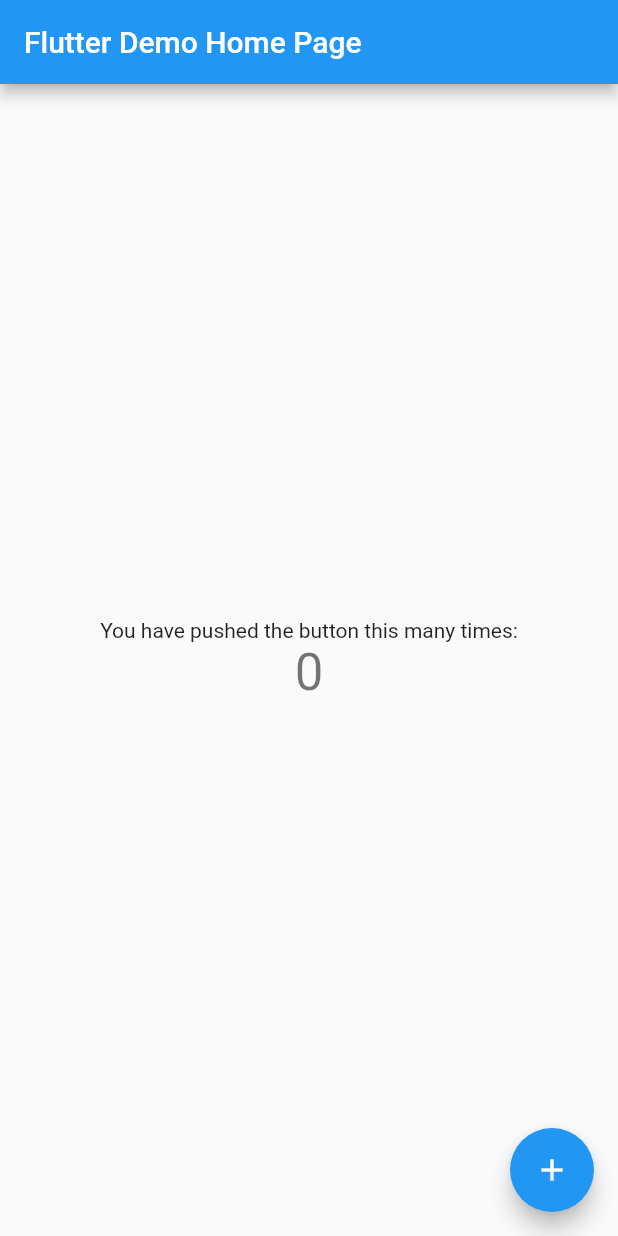
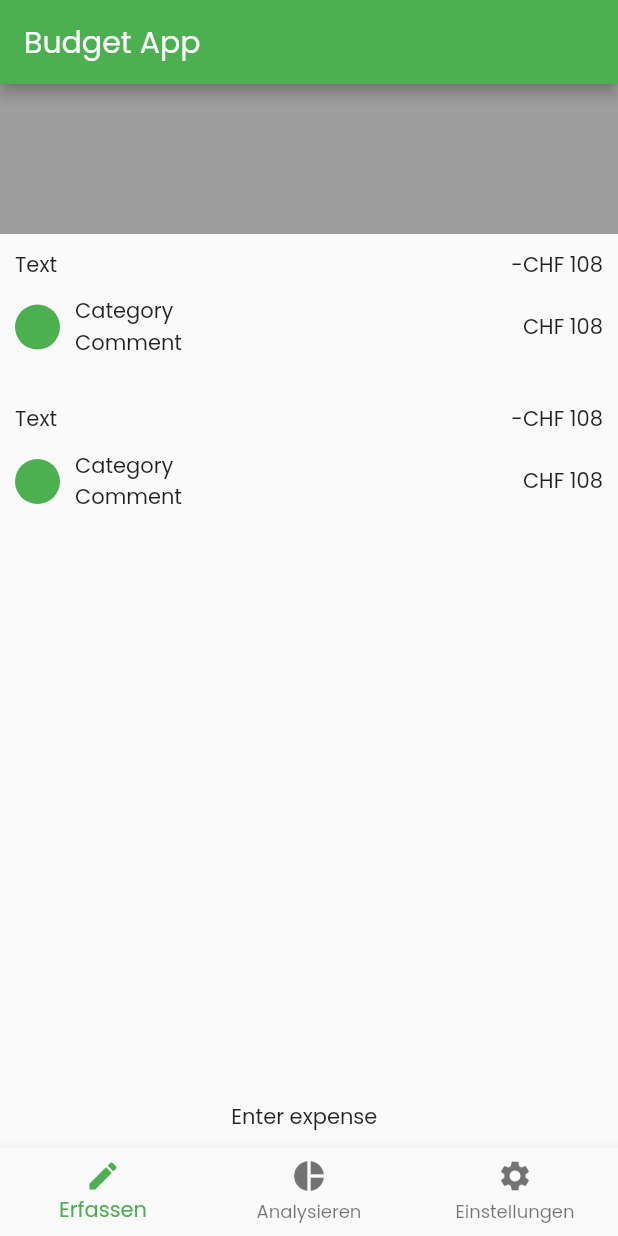
Before and after one commit to TheCoolerDaniel/BudgetApp, a Flutter app: the screen it shows after launch, on a phone screen of 412 x 824 dp. Run offline on Flutter 3.47's test engine with Material 2 defaults, Android fonts, the phone set to English and light mode, and no system bars.

Commit message:
First draft of UI for "Erfassen" page

```diff
--- /dev/null
+++ b/budget_app/lib/core/clickable.dart
@@ -0,0 +1,36 @@
+import 'package:flutter/material.dart';
+
+class Clickable extends StatelessWidget {
+  static BorderRadius defaultBorderRadius = BorderRadius.circular(20);
+
+  final Widget child;
+  final VoidCallback? onPressed;
+  final Color color;
+  final bool suppressAnimation;
+  final BorderRadius? borderRadius;
+
+  const Clickable({
+    Key? key,
+    required this.child,
+    required this.onPressed,
+    this.suppressAnimation = false,
+    this.color = Colors.transparent,
+    this.borderRadius,
+  }) : super(key: key);
+
+  @override
+  Widget build(BuildContext context) {
+    return Material(
+      color: color,
+      child: InkWell(
+        borderRadius: borderRadius ?? defaultBorderRadius,
+        focusColor: suppressAnimation ? Colors.transparent : null,
+        hoverColor: suppressAnimation ? Colors.transparent : null,
+        highlightColor: suppressAnimation ? Colors.transparent : null,
+        splashColor: suppressAnimation ? Colors.transparent : null,
+        onTap: onPressed,
+        child: child,
+      ),
+    );
+  }
+}
--- /dev/null
+++ b/budget_app/lib/core/primaryButton.dart
@@ -0,0 +1,36 @@
+import 'package:flutter/material.dart';
+
+import 'clickable.dart';
+
+class PrimaryButton extends StatelessWidget {
+  final String text;
+  final VoidCallback onPressed;
+
+  const PrimaryButton({
+    Key? key,
+    required this.text,
+    required this.onPressed,
+  }) : super(key: key);
+
+  @override
+  Widget build(BuildContext context) {
+    return Clickable(
+        child: IntrinsicWidth(
+          child: Container(
+            constraints: BoxConstraints(
+              minWidth: MediaQuery.of(context).size.width * 0.3,
+            ),
+            decoration: BoxDecoration(
+              borderRadius: BorderRadius.all(
+                Radius.circular(20),
+              ),
+            ),
+            child: Padding(
+              padding: const EdgeInsets.all(10),
+              child: const Text("Enter expense"),
+            ),
+          ),
+        ),
+        onPressed: () {});
+  }
+}
--- a/budget_app/lib/main.dart
+++ b/budget_app/lib/main.dart
@@ -1,3 +1,5 @@
+import 'package:budget_app/core/clickable.dart';
+import 'package:budget_app/pages/transactions/transactionsView.dart';
 import 'package:flutter/material.dart';
 
 void main() {
@@ -11,36 +13,20 @@ class MyApp extends StatelessWidget {
   @override
   Widget build(BuildContext context) {
     return MaterialApp(
-      title: 'Flutter Demo',
+      title: 'Budget App',
       theme: ThemeData(
-        // This is the theme of your application.
-        //
-        // Try running your application with "flutter run". You'll see the
-        // application has a blue toolbar. Then, without quitting the app, try
-        // changing the primarySwatch below to Colors.green and then invoke
-        // "hot reload" (press "r" in the console where you ran "flutter run",
-        // or simply save your changes to "hot reload" in a Flutter IDE).
-        // Notice that the counter didn't reset back to zero; the application
-        // is not restarted.
-        primarySwatch: Colors.blue,
+        primarySwatch: Colors.green,
+        fontFamily: 'Poppins',
       ),
-      home: const MyHomePage(title: 'Flutter Demo Home Page'),
+      home: const MyHomePage(title: 'Budget App'),
     );
   }
 }
 
 class MyHomePage extends StatefulWidget {
+  static const double horizontalPadding = 10;
+
   const MyHomePage({Key? key, required this.title}) : super(key: key);
-
-  // This widget is the home page of your application. It is stateful, meaning
-  // that it has a State object (defined below) that contains fields that affect
-  // how it looks.
-
-  // This class is the configuration for the state. It holds the values (in this
-  // case the title) provided by the parent (in this case the App widget) and
-  // used by the build method of the State. Fields in a Widget subclass are
-  // always marked "final".
-
   final String title;
 
   @override
@@ -48,68 +34,41 @@ class MyHomePage extends StatefulWidget {
 }
 
 class _MyHomePageState extends State<MyHomePage> {
-  int _counter = 0;
-
-  void _incrementCounter() {
-    setState(() {
-      // This call to setState tells the Flutter framework that something has
-      // changed in this State, which causes it to rerun the build method below
-      // so that the display can reflect the updated values. If we changed
-      // _counter without calling setState(), then the build method would not be
-      // called again, and so nothing would appear to happen.
-      _counter++;
-    });
-  }
+  int _selectedIndex = 0;
 
   @override
   Widget build(BuildContext context) {
-    // This method is rerun every time setState is called, for instance as done
-    // by the _incrementCounter method above.
-    //
-    // The Flutter framework has been optimized to make rerunning build methods
-    // fast, so that you can just rebuild anything that needs updating rather
-    // than having to individually change instances of widgets.
     return Scaffold(
       appBar: AppBar(
-        // Here we take the value from the MyHomePage object that was created by
-        // the App.build method, and use it to set our appbar title.
         title: Text(widget.title),
       ),
-      body: Center(
-        // Center is a layout widget. It takes a single child and positions it
-        // in the middle of the parent.
-        child: Column(
-          // Column is also a layout widget. It takes a list of children and
-          // arranges them vertically. By default, it sizes itself to fit its
-          // children horizontally, and tries to be as tall as its parent.
-          //
-          // Invoke "debug painting" (press "p" in the console, choose the
-          // "Toggle Debug Paint" action from the Flutter Inspector in Android
-          // Studio, or the "Toggle Debug Paint" command in Visual Studio Code)
-          // to see the wireframe for each widget.
-          //
-          // Column has various properties to control how it sizes itself and
-          // how it positions its children. Here we use mainAxisAlignment to
-          // center the children vertically; the main axis here is the vertical
-          // axis because Columns are vertical (the cross axis would be
-          // horizontal).
-          mainAxisAlignment: MainAxisAlignment.center,
-          children: <Widget>[
-            const Text(
-              'You have pushed the button this many times:',
-            ),
-            Text(
-              '$_counter',
-              style: Theme.of(context).textTheme.headline4,
-            ),
-          ],
-        ),
+      bottomNavigationBar: BottomNavigationBar(
+        items: const <BottomNavigationBarItem>[
+          BottomNavigationBarItem(
+            icon: Icon(Icons.edit),
+            label: 'Erfassen',
+          ),
+          BottomNavigationBarItem(
+            icon: Icon(Icons.pie_chart),
+            label: 'Analysieren',
+          ),
+          BottomNavigationBarItem(
+            icon: Icon(Icons.settings),
+            label: 'Einstellungen',
+          ),
+        ],
+        currentIndex: _selectedIndex,
+        selectedItemColor: Colors.green,
+        onTap: (newIndex) {
+          setState(() {
+            _selectedIndex = newIndex;
+          });
+        },
       ),
-      floatingActionButton: FloatingActionButton(
-        onPressed: _incrementCounter,
-        tooltip: 'Increment',
-        child: const Icon(Icons.add),
-      ), // This trailing comma makes auto-formatting nicer for build methods.
+      body: SizedBox(
+        width: MediaQuery.of(context).size.width,
+        child: TransactionsView(),
+      ),
     );
   }
 }
--- /dev/null
+++ b/budget_app/lib/pages/transactions/transactionsGroup.dart
@@ -0,0 +1,25 @@
+import 'package:flutter/material.dart';
+
+import '../../main.dart';
+import 'transactionsTile.dart';
+
+class TransactionsGroup extends StatelessWidget {
+  const TransactionsGroup({Key? key}) : super(key: key);
+
+  @override
+  Widget build(BuildContext context) {
+    return Container(
+      padding: const EdgeInsets.symmetric(
+          horizontal: MyHomePage.horizontalPadding, vertical: 10),
+      child: Column(
+        children: [
+          Row(
+            mainAxisAlignment: MainAxisAlignment.spaceBetween,
+            children: [Text("Text"), Text("-CHF 108")],
+          ),
+          const TransactionTile()
+        ],
+      ),
+    );
+  }
+}
--- /dev/null
+++ b/budget_app/lib/pages/transactions/transactionsTile.dart
@@ -0,0 +1,41 @@
+import 'package:budget_app/main.dart';
+import 'package:flutter/material.dart';
+
+class TransactionTile extends StatelessWidget {
+  static const double _iconDiameter = 30;
+
+  const TransactionTile({
+    Key? key,
+  }) : super(key: key);
+
+  @override
+  Widget build(BuildContext context) {
+    return Container(
+      padding: const EdgeInsets.symmetric(vertical: 10),
+      child: Row(
+        children: [
+          Container(
+            height: _iconDiameter,
+            width: _iconDiameter,
+            decoration: const BoxDecoration(
+              shape: BoxShape.circle,
+              color: Colors.green,
+            ),
+          ),
+          SizedBox(width: 10),
+          Column(
+            crossAxisAlignment: CrossAxisAlignment.start,
+            children: [
+              Text("Category"),
+              Text("Comment"),
+            ],
+          ),
+          Expanded(
+            child: SizedBox(),
+          ),
+          Text("CHF 108"),
+        ],
+      ),
+    );
+  }
+}
--- /dev/null
+++ b/budget_app/lib/pages/transactions/transactionsView.dart
@@ -0,0 +1,29 @@
+import 'package:budget_app/pages/transactions/transactionsGroup.dart';
+import 'package:flutter/material.dart';
+
+import '../../core/primaryButton.dart';
+
+class TransactionsView extends StatelessWidget {
+  const TransactionsView({Key? key}) : super(key: key);
+
+  @override
+  Widget build(BuildContext context) {
+    return Column(
+      mainAxisAlignment: MainAxisAlignment.start,
+      crossAxisAlignment: CrossAxisAlignment.center,
+      children: [
+        Container(
+          height: 100,
+          color: Colors.grey,
+        ),
+        TransactionsGroup(),
+        TransactionsGroup(),
+        Expanded(child: SizedBox()),
+        PrimaryButton(
+          text: "Neue Transaktion",
+          onPressed: () {},
+        ),
+      ],
+    );
+  }
+}
```
Also changed, not shown: budget_app/lib/helpers/brandColors.dart (added), budget_app/lib/helpers/brandFonts.dart (added).
